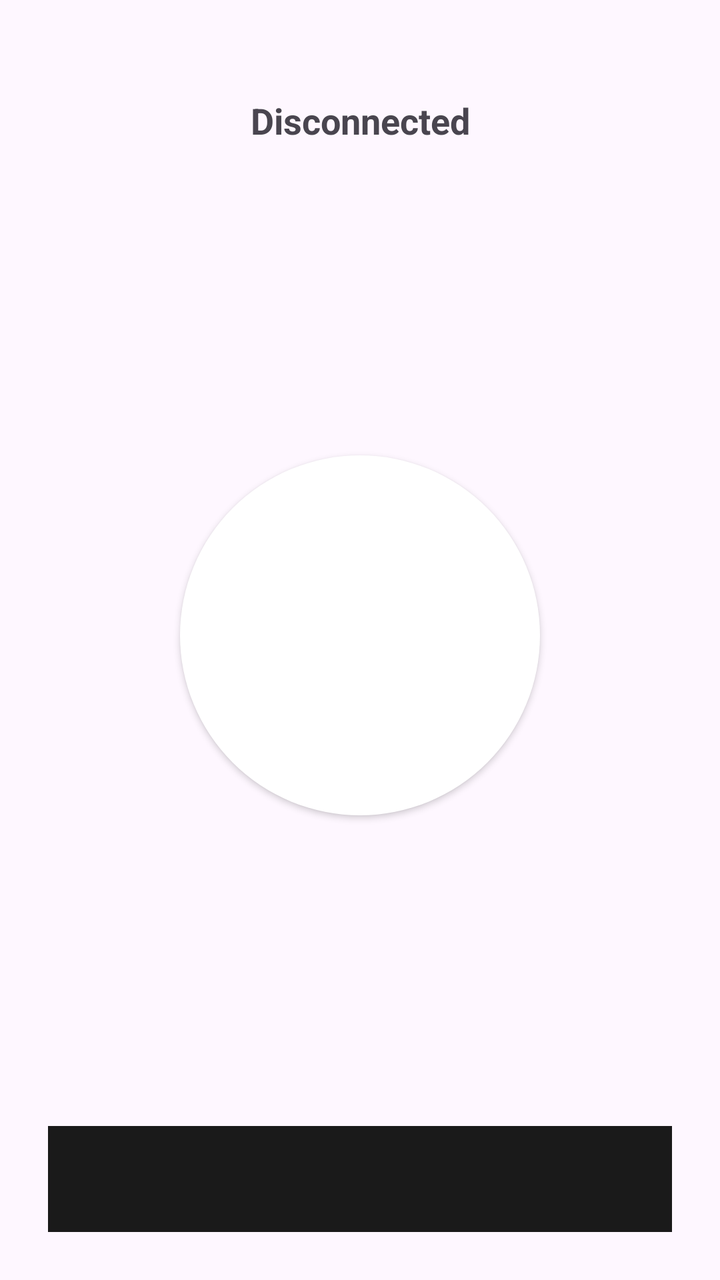
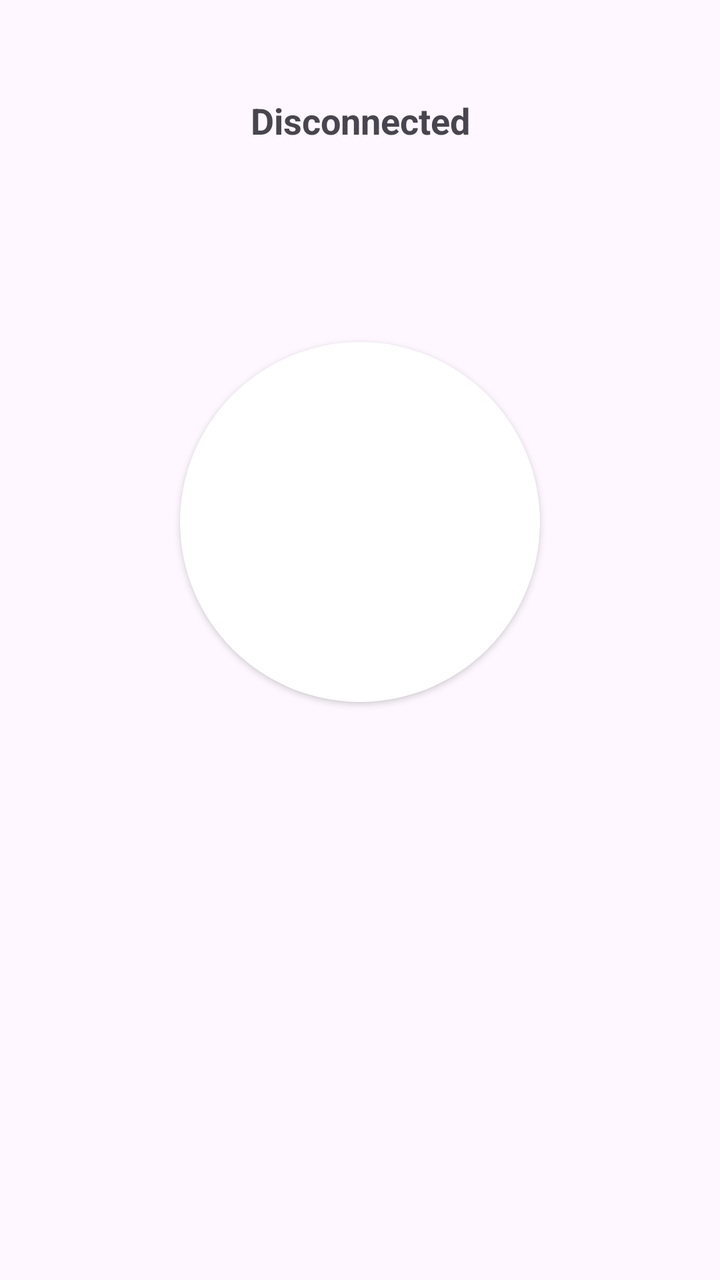

Screens rendered from an Android XML layout before and after an edit, with the pre-edit source and the edit as a unified diff.
<!-- AndroidManifest.xml: application theme Theme.Anazoa -->
<!-- res/layout/tab_main.xml -->
<?xml version="1.0" encoding="utf-8"?>
<LinearLayout xmlns:android="http://schemas.android.com/apk/res/android"
    android:layout_width="match_parent"
    android:layout_height="match_parent"
    android:orientation="vertical"
    android:gravity="center_horizontal"
    android:padding="24dp">

    <TextView
        android:id="@+id/status_text"
        android:layout_width="match_parent"
        android:layout_height="wrap_content"
        android:layout_marginTop="24dp"
        android:gravity="center"
        android:textSize="18sp"
        android:textStyle="bold"
        android:text="@string/status_idle" />

    <Space
        android:layout_width="0dp"
        android:layout_height="0dp"
        android:layout_weight="1" />

    
    <androidx.appcompat.widget.AppCompatButton
        android:id="@+id/connect_button"
        android:layout_width="180dp"
        android:layout_height="180dp"
        android:background="@drawable/round_button_bg"
        android:textColor="@android:color/white"
        android:textSize="18sp"
        android:textStyle="bold"
        android:elevation="4dp"
        android:text="@string/action_connect" />

    <Space
        android:layout_width="0dp"
        android:layout_height="0dp"
        android:layout_weight="1" />

    
    <TextView
        android:id="@+id/log_preview_text"
        android:layout_width="match_parent"
        android:layout_height="wrap_content"
        android:background="#1a1a1a"
        android:padding="8dp"
        android:minLines="3"
        android:fontFamily="monospace"
        android:textSize="10sp"
        android:textColor="#e0e0e0" />

</LinearLayout>
<!-- resources referenced by this layout -->
<resources>
  <!-- drawable round_button_bg (drawable) -->
  <?xml version="1.0" encoding="utf-8"?>
  <shape xmlns:android="http://schemas.android.com/apk/res/android"
      android:shape="oval">
      <solid android:color="@android:color/white" />
  </shape>
  <string name="action_connect">Connect</string>
  <string name="status_idle">Disconnected</string>
  <style name="Theme.Anazoa" parent="Theme.Material3.DayNight.NoActionBar">
          <item name="android:statusBarColor">?android:attr/colorBackground</item>
          <item name="android:windowLightStatusBar">true</item>
      </style>
</resources>

<!-- the commit's change to res/layout/tab_main.xml (unified diff, before → after) -->
@@ -39,15 +39,104 @@
         android:layout_weight="1" />
 
     
-    <TextView
-        android:id="@+id/log_preview_text"
+    <TableLayout
+        android:id="@+id/stats_table"
         android:layout_width="match_parent"
         android:layout_height="wrap_content"
-        android:background="#1a1a1a"
-        android:padding="8dp"
-        android:minLines="3"
-        android:fontFamily="monospace"
-        android:textSize="10sp"
-        android:textColor="#e0e0e0" />
+        android:shrinkColumns="1"
+        android:stretchColumns="1"
+        android:visibility="invisible">
+
+        <TableRow android:paddingVertical="3dp">
+
+            <TextView
+                android:paddingEnd="16dp"
+                android:textColor="?android:attr/textColorSecondary"
+                android:text="@string/stats_duration" />
+
+            <TextView
+                android:id="@+id/stats_duration"
+                android:ellipsize="end"
+                android:maxLines="1"
+                android:fontFeatureSettings="tnum" />
+
+        </TableRow>
+
+        <TableRow android:paddingVertical="3dp">
+
+            <TextView
+                android:paddingEnd="16dp"
+                android:textColor="?android:attr/textColorSecondary"
+                android:text="@string/stats_up" />
+
+            <TextView
+                android:id="@+id/stats_up"
+                android:ellipsize="end"
+                android:maxLines="1"
+                android:fontFeatureSettings="tnum" />
+
+        </TableRow>
+
+        <TableRow android:paddingVertical="3dp">
+
+            <TextView
+                android:paddingEnd="16dp"
+                android:textColor="?android:attr/textColorSecondary"
+                android:text="@string/stats_down" />
+
+            <TextView
+                android:id="@+id/stats_down"
+                android:ellipsize="end"
+                android:maxLines="1"
+                android:fontFeatureSettings="tnum" />
+
+        </TableRow>
+
+        <TableRow android:paddingVertical="3dp">
+
+            <TextView
+                android:paddingEnd="16dp"
+                android:textColor="?android:attr/textColorSecondary"
+                android:text="@string/stats_capacity" />
+
+            <TextView
+                android:id="@+id/stats_capacity"
+                android:ellipsize="end"
+                android:maxLines="1"
+                android:fontFeatureSettings="tnum" />
+
+        </TableRow>
+
+        <TableRow android:paddingVertical="3dp">
+
+            <TextView
+                android:paddingEnd="16dp"
+                android:textColor="?android:attr/textColorSecondary"
+                android:text="@string/stats_latency" />
+
+            <TextView
+                android:id="@+id/stats_latency"
+                android:ellipsize="end"
+                android:maxLines="1"
+                android:fontFeatureSettings="tnum" />
+
+        </TableRow>
+
+        <TableRow android:paddingVertical="3dp">
+
+            <TextView
+                android:paddingEnd="16dp"
+                android:textColor="?android:attr/textColorSecondary"
+                android:text="@string/stats_video" />
+
+            <TextView
+                android:id="@+id/stats_video"
+                android:ellipsize="end"
+                android:lines="2"
+                android:fontFeatureSettings="tnum" />
+
+        </TableRow>
+
+    </TableLayout>
 
 </LinearLayout>
<!-- resource entries referenced after the edit -->
@@ -7,6 +7,12 @@
       <solid android:color="@android:color/white" />
   </shape>
   <string name="action_connect">Connect</string>
+  <string name="stats_capacity">Capacity</string>
+  <string name="stats_down">Down</string>
+  <string name="stats_duration">Duration</string>
+  <string name="stats_latency">Latency</string>
+  <string name="stats_up">Up</string>
+  <string name="stats_video">Video</string>
   <string name="status_idle">Disconnected</string>
   <style name="Theme.Anazoa" parent="Theme.Material3.DayNight.NoActionBar">
           <item name="android:statusBarColor">?android:attr/colorBackground</item>
